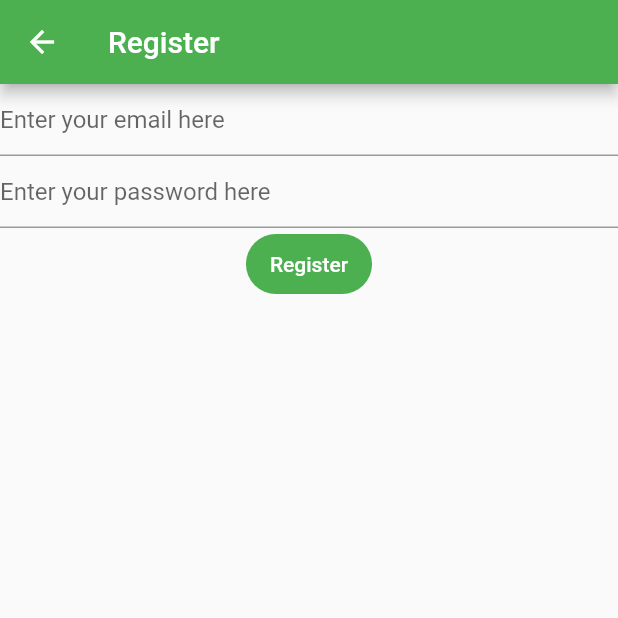
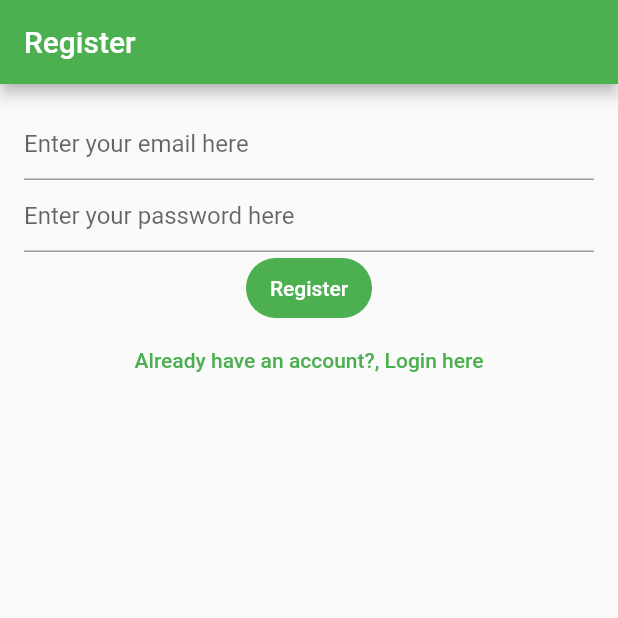
Before and after one commit to jayjaycrown/mynotes-flutter-project, a Flutter app: the RegisterView screen opened directly, on a phone screen of 412 x 824 dp, the top half of it. Run offline on Flutter 3.47's test engine with Material 2 defaults, Android fonts, the phone set to English and light mode, and no system bars; our stand-ins replace firebase_auth, firebase_core; accounts and stored records are empty.

Commit message:
moved all pages into separate views

```diff
--- a/lib/views/register_view.dart
+++ b/lib/views/register_view.dart
@@ -1,9 +1,9 @@
 // ignore_for_file: avoid_print
 
 import 'package:firebase_auth/firebase_auth.dart';
-import 'package:firebase_core/firebase_core.dart';
+// import 'package:firebase_core/firebase_core.dart';
 import 'package:flutter/material.dart';
-import 'package:mynotes/firebase_options.dart';
+// import 'package:mynotes/firebase_options.dart';
 
 class RegisterView extends StatefulWidget {
   const RegisterView({super.key});
@@ -36,23 +36,9 @@ class _RegisterViewState extends State<RegisterView> {
       appBar: AppBar(
         title: const Text('Register'),
       ),
-      body: FutureBuilder(
-        future: Firebase.initializeApp(
-          options: DefaultFirebaseOptions.currentPlatform,
-        ),
-        builder: (context, snapshot) {
-          switch (snapshot.connectionState) {
-            // case ConnectionState.none:
-            //
-            //   break;
-            // case ConnectionState.waiting:
-            //
-            //   break;
-            // case ConnectionState.active:
-            //
-            //   break;
-            case ConnectionState.done:
-              return Column(
+      body: Padding(
+        padding: const EdgeInsets.all(16.0),
+        child: Column(
           children: [
             TextField(
               controller: _email,
@@ -68,8 +54,8 @@ class _RegisterViewState extends State<RegisterView> {
               obscureText: true,
               enableSuggestions: false,
               autocorrect: false,
-                    decoration: const InputDecoration(
-                        hintText: 'Enter your password here'),
+              decoration:
+                  const InputDecoration(hintText: 'Enter your password here'),
             ),
             FilledButton(
                 onPressed: () async {
@@ -94,12 +80,16 @@ class _RegisterViewState extends State<RegisterView> {
                   // print(UserCredential);
                 },
                 child: const Text('Register')),
+            TextButton(
+                onPressed: () {
+                  Navigator.of(context).pushNamedAndRemoveUntil(
+                    '/login/',
+                    (route) => false,
+                  );
+                },
+                child: const Text('Already have an account?, Login here'))
           ],
-              );
-            default:
-              return const Text('Loading');
-          }
-        },
+        ),
       ),
     );
   }
```
Also changed, not shown: lib/main.dart (+15 -16 lines), lib/views/login_view.dart (+13 -26 lines), lib/views/verify_email_view.dart (added, +31 -0 lines). Lines whose indentation alone changed are shown as unchanged.
